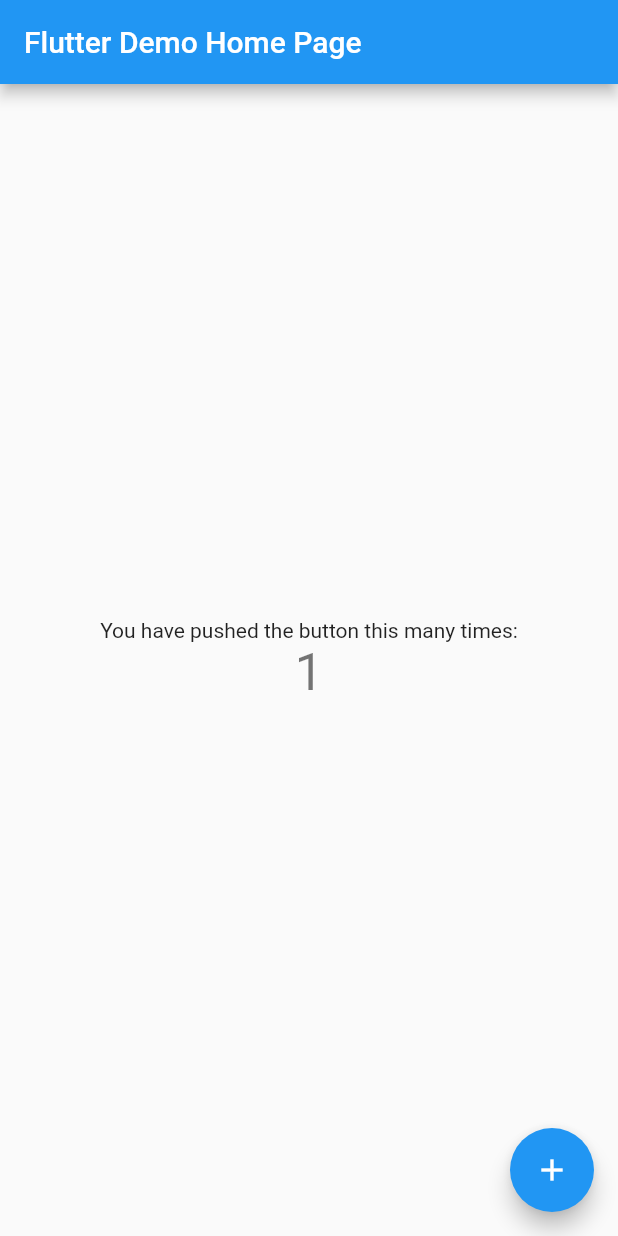
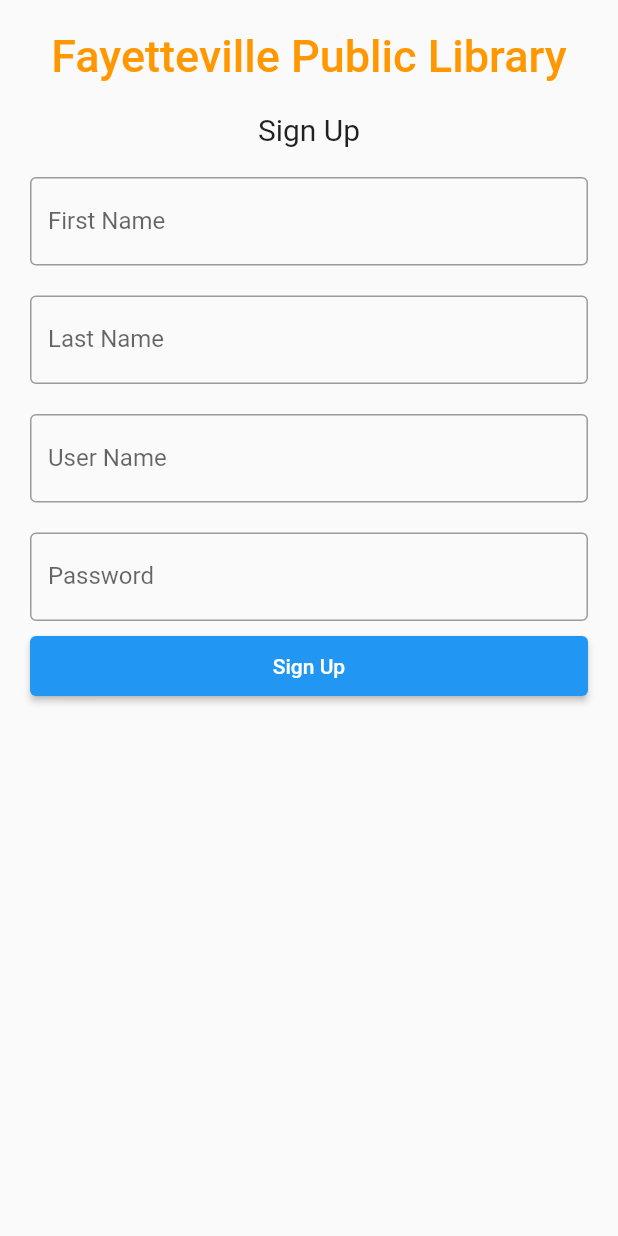
Before and after one commit to blithal/Volunteer-Time-Tracking, a Flutter app: the screen it shows after launch, after a tap on the "add" icon, on a phone screen of 412 x 824 dp. Run offline on Flutter 3.47's test engine with Material 2 defaults, Android fonts, the phone set to English and light mode, and no system bars; statements that could not run were skipped.

Commit message:
Added user creation screen

```diff
--- /dev/null
+++ b/lib/SignUp.dart
@@ -0,0 +1,187 @@
+// ignore_for_file: prefer_const_constructors
+
+import 'package:flutter/material.dart';
+
+class SignUp extends StatelessWidget {
+  const SignUp({Key? key}) : super(key: key);
+
+  @override
+  Widget build(BuildContext context) {
+    return MaterialApp(
+      title: 'Time Tracker',
+      home: Scaffold(
+        body: const MyStatefulWidget(),
+      ),
+    );
+  }
+
+  // @override
+  // State<MyStatefulWidget> createState() => _MyStatefulWidgetState();
+
+  // return Scaffold(
+  //   backgroundColor: Colors.white,
+  //   appBar: AppBar(
+  //     title: Text("Login Page"),
+  //   ),
+  //   body: SingleChildScrollView(
+  //     child: Column(
+  //       children: <Widget>[
+  //         Padding(
+  //           padding: const EdgeInsets.only(top: 60.0),
+  //           child: Center(
+  //             child: Container(
+  //                 width: 200,
+  //                 height: 150,
+  //                 /*decoration: BoxDecoration(
+  //                     color: Colors.red,
+  //                     borderRadius: BorderRadius.circular(50.0)),*/
+  //                 child: Image.asset('asset/images/flutter-logo.png')),
+  //           ),
+  //         ),
+  //         Padding(
+  //           //padding: const EdgeInsets.only(left:15.0,right: 15.0,top:0,bottom: 0),
+  //           padding: EdgeInsets.symmetric(horizontal: 15),
+  //           child: TextField(
+  //             decoration: InputDecoration(
+  //                 border: OutlineInputBorder(),
+  //                 labelText: 'Email',
+  //                 hintText: 'Enter valid email id as abc@gmail.com'),
+  //           ),
+  //         ),
+  //         Padding(
+  //           padding: const EdgeInsets.only(
+  //               left: 15.0, right: 15.0, top: 15, bottom: 0),
+  //           //padding: EdgeInsets.symmetric(horizontal: 15),
+  //           child: TextField(
+  //             obscureText: true,
+  //             decoration: InputDecoration(
+  //                 border: OutlineInputBorder(),
+  //                 labelText: 'Password',
+  //                 hintText: 'Enter secure password'),
+  //           ),
+  //         ),
+  //         FlatButton(
+  //           onPressed: () {
+  //             //TODO FORGOT PASSWORD SCREEN GOES HERE
+  //           },
+  //           child: Text(
+  //             'Forgot Password',
+  //             style: TextStyle(color: Colors.blue, fontSize: 15),
+  //           ),
+  //         ),
+  //         Container(
+  //           height: 50,
+  //           width: 250,
+  //           decoration: BoxDecoration(
+  //               color: Colors.blue, borderRadius: BorderRadius.circular(20)),
+  //           child: FlatButton(
+  //             onPressed: () {
+  //               Navigator.pop(context);
+  //             },
+  //             child: Text(
+  //               'Login',
+  //               style: TextStyle(color: Colors.white, fontSize: 25),
+  //             ),
+  //           ),
+  //         ),
+  //         SizedBox(
+  //           height: 130,
+  //         ),
+  //         Text('New User? Create Account')
+  //       ],
+  //     ),
+  //   ),
+  // );
+}
+
+class MyStatefulWidget extends StatefulWidget {
+  const MyStatefulWidget({Key? key}) : super(key: key);
+
+  @override
+  State<MyStatefulWidget> createState() => _MyStatefulWidgetState();
+}
+
+class _MyStatefulWidgetState extends State<MyStatefulWidget> {
+  TextEditingController firstName = TextEditingController();
+  TextEditingController lastName = TextEditingController();
+  TextEditingController userName = TextEditingController();
+  TextEditingController passwordController = TextEditingController();
+
+  @override
+  Widget build(BuildContext context) {
+    return Padding(
+        padding: const EdgeInsets.all(10),
+        child: ListView(
+          children: <Widget>[
+            Container(
+                alignment: Alignment.center,
+                padding: const EdgeInsets.all(10),
+                child: const Text(
+                  'Fayetteville Public Library',
+                  style: TextStyle(
+                      color: Colors.orange,
+                      fontWeight: FontWeight.w500,
+                      fontSize: 30),
+                )),
+            Container(
+                alignment: Alignment.center,
+                padding: const EdgeInsets.all(10),
+                child: const Text(
+                  'Sign Up',
+                  style: TextStyle(fontSize: 20),
+                )),
+            Container(
+              padding: const EdgeInsets.all(10),
+              child: TextField(
+                controller: nameController,
+                decoration: const InputDecoration(
+                  border: OutlineInputBorder(),
+                  labelText: 'First Name',
+                ),
+              ),
+            ),
+            Container(
+              padding: const EdgeInsets.all(10),
+              child: TextField(
+                controller: nameController,
+                decoration: const InputDecoration(
+                  border: OutlineInputBorder(),
+                  labelText: 'Last Name',
+                ),
+              ),
+            ),
+            Container(
+              padding: const EdgeInsets.all(10),
+              child: TextField(
+                controller: nameController,
+                decoration: const InputDecoration(
+                  border: OutlineInputBorder(),
+                  labelText: 'User Name',
+                ),
+              ),
+            ),
+            Container(
+              padding: const EdgeInsets.fromLTRB(10, 10, 10, 0),
+              child: TextField(
+                obscureText: true,
+                controller: passwordController,
+                decoration: const InputDecoration(
+                  border: OutlineInputBorder(),
+                  labelText: 'Password',
+                ),
+              ),
+            ),
+            Container(
+                height: 50,
+                padding: const EdgeInsets.fromLTRB(10, 10, 10, 0),
+                child: ElevatedButton(
+                  child: const Text('Sign Up'),
+                  onPressed: () {
+                    print(nameController.text);
+                    print(passwordController.text);
+                  },
+                )),
+          ],
+        ));
+  }
+}
--- a/lib/main.dart
+++ b/lib/main.dart
@@ -1,4 +1,5 @@
 import 'package:flutter/material.dart';
+import 'SignUp.dart';
 
 void main() {
   runApp(const MyApp());
@@ -107,7 +108,10 @@
         ),
       ),
       floatingActionButton: FloatingActionButton(
-        onPressed: _incrementCounter,
+        onPressed: () {
+          Navigator.push(
+              context, MaterialPageRoute(builder: (context) => const SignUp()));
+        },
         tooltip: 'Increment',
         child: const Icon(Icons.add),
       ), // This trailing comma makes auto-formatting nicer for build methods.
```
